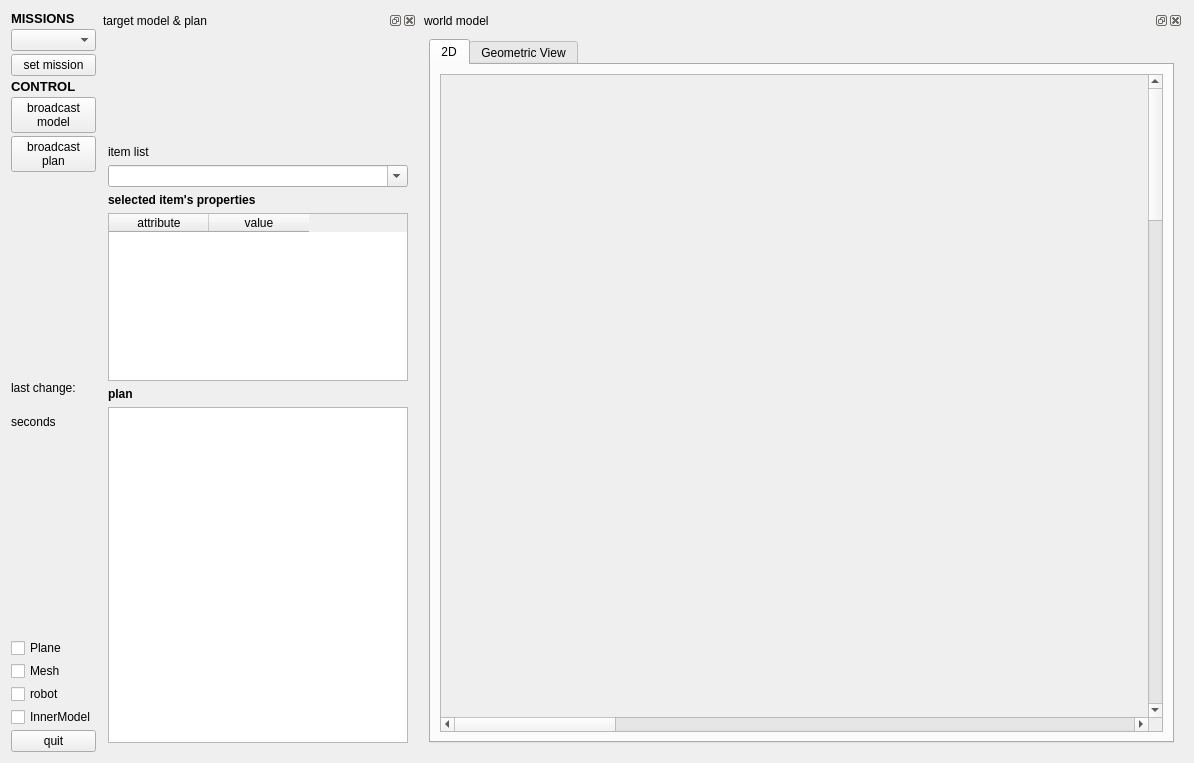
The window that tools/agmmission/src/mainUI.ui (rahulkatiyar19955/AGM) describes before a commit, drawn with Qt 5.
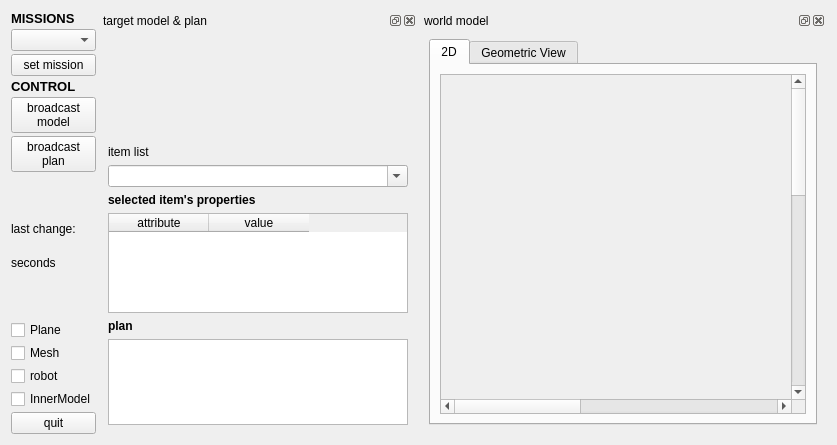
The same window after the commit.

What changed in the file:
```diff
--- a/tools/agmmission/src/mainUI.ui
+++ b/tools/agmmission/src/mainUI.ui
@@ -6,8 +6,8 @@
    <rect>
     <x>0</x>
     <y>0</y>
-    <width>1194</width>
-    <height>761</height>
+    <width>837</width>
+    <height>445</height>
    </rect>
   </property>
   <property name="windowTitle">
@@ -340,8 +340,8 @@
        </property>
        <property name="minimumSize">
         <size>
-         <width>740</width>
-         <height>741</height>
+         <width>400</width>
+         <height>400</height>
         </size>
        </property>
        <property name="windowTitle">
@@ -365,7 +365,7 @@
              <item>
               <widget class="QScrollArea" name="scrollArea">
                <property name="sizePolicy">
-                <sizepolicy hsizetype="Preferred" vsizetype="Preferred">
+                <sizepolicy hsizetype="Expanding" vsizetype="Expanding">
                  <horstretch>0</horstretch>
                  <verstretch>0</verstretch>
                 </sizepolicy>
@@ -392,9 +392,9 @@
                 <property name="geometry">
                  <rect>
                   <x>0</x>
-                  <y>0</y>
-                  <width>3000</width>
-                  <height>3000</height>
+                  <y>-245</y>
+                  <width>900</width>
+                  <height>900</height>
                  </rect>
                 </property>
                 <property name="sizePolicy">
```
